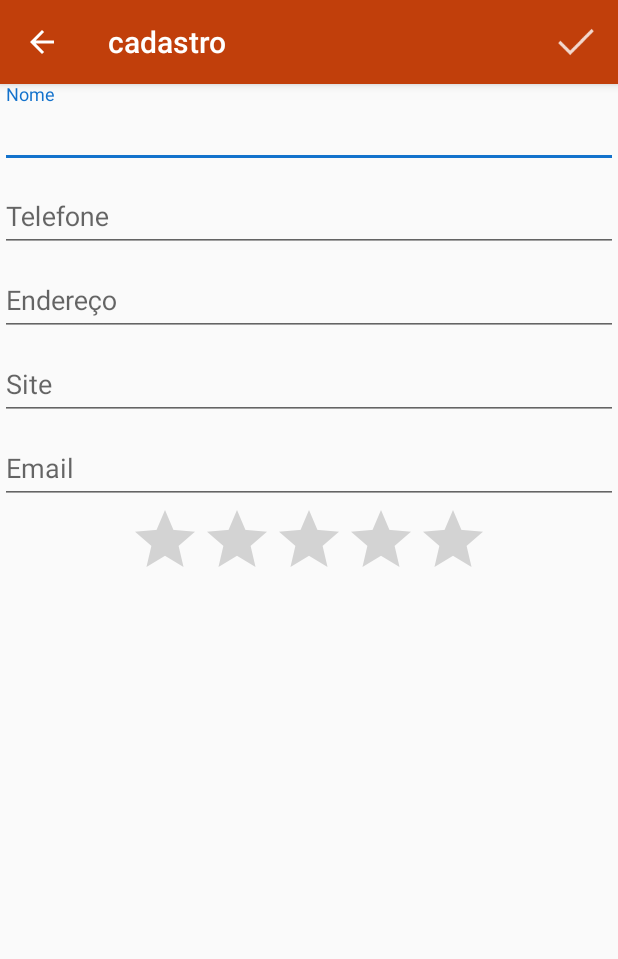
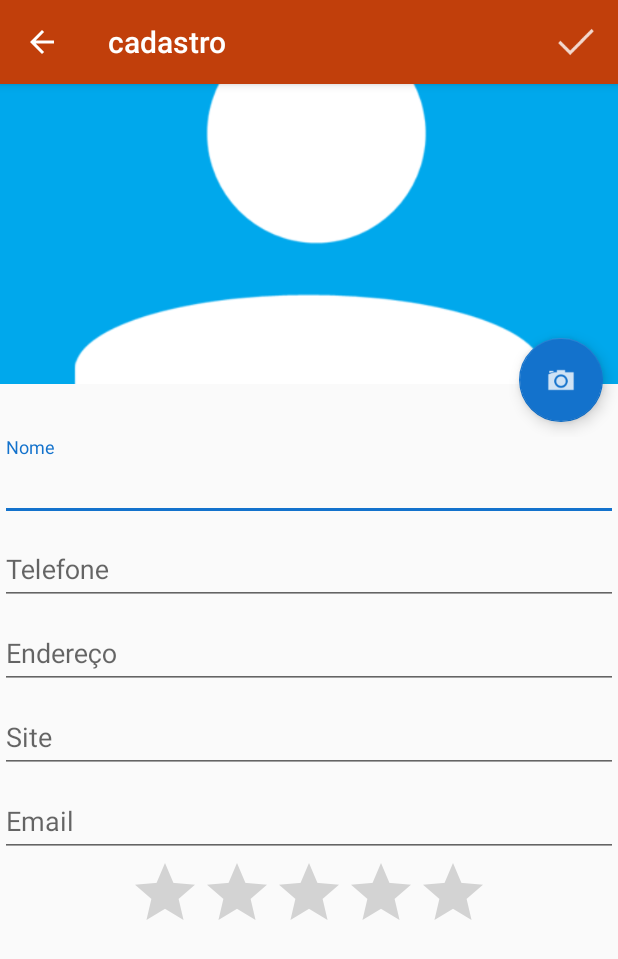
Before and after one commit to heitorganzeli/android-student-manager, an Android app: the screen it shows after launch (FormularioActivity), after a tap on an icon or button, on a phone screen of 412 x 824 dp. Shown: the top 959 px of the screen. Run offline under Robolectric (Android 15) with nearby library versions, the phone set to English and light mode, and no system bars; our stand-ins replace Room's generated code.

Commit message:
take picture

```diff
--- a/app/src/main/AndroidManifest.xml
+++ b/app/src/main/AndroidManifest.xml
@@ -5,6 +5,7 @@
     <uses-permission android:name="android.permission.CALL_PHONE" />
     <uses-permission android:name="android.permission.INTERNET" />
     <uses-permission android:name="android.permission.RECEIVE_SMS" />
+    <uses-permission android:name="android.permission.WRITE_EXTERNAL_STORAGE" />
 
     <application
         android:name=".CadastroApplication"
--- a/app/src/main/java/br/com/caelum/cadastro/FormularioActivity.java
+++ b/app/src/main/java/br/com/caelum/cadastro/FormularioActivity.java
@@ -1,12 +1,18 @@
 package br.com.caelum.cadastro;
 
+import android.content.Intent;
+import android.net.Uri;
 import android.os.Bundle;
+import android.provider.MediaStore;
 import android.support.annotation.Nullable;
 import android.support.v7.app.ActionBar;
 import android.support.v7.app.AppCompatActivity;
 import android.view.Menu;
 import android.view.MenuItem;
+import android.view.View;
 import android.widget.Toast;
+
+import java.io.File;
 
 import br.com.caelum.cadastro.database.AlunoDao;
 import br.com.caelum.cadastro.helper.FormularioHelper;
@@ -17,7 +23,9 @@ import br.com.caelum.cadastro.model.Aluno;
  */
 
 public class FormularioActivity extends AppCompatActivity {
+    private static final int PICTURE_REQUEST = 1;
     private FormularioHelper helper;
+    private String picturePath;
 
     @Override
     public void onCreate(@Nullable Bundle savedInstanceState) {
@@ -33,6 +41,18 @@ public class FormularioActivity extends AppCompatActivity {
             Aluno student = (Aluno) getIntent().getSerializableExtra("student");
             helper.show(student);
         }
+
+        helper.getPictureButton().setOnClickListener(new View.OnClickListener() {
+            @Override
+            public void onClick(View view) {
+                Intent camera = new Intent(MediaStore.ACTION_IMAGE_CAPTURE);
+
+                picturePath = getExternalFilesDir("pictures") + "/" + System.currentTimeMillis() + ".jpg";
+                camera.putExtra(MediaStore.EXTRA_OUTPUT, Uri.fromFile(new File(picturePath)));
+
+                startActivityForResult(camera, PICTURE_REQUEST);
+            }
+        });
     }
 
     @Override
@@ -66,6 +86,15 @@ public class FormularioActivity extends AppCompatActivity {
         }
     }
 
+    @Override
+    protected void onActivityResult(int requestCode, int resultCode, @Nullable Intent data) {
+        if (requestCode == PICTURE_REQUEST) {
+            if(resultCode == RESULT_OK) {
+                helper.loadImage(picturePath);
+            }
+        }
+    }
+
     private void save(Aluno aluno) {
         CadastroApplication app = (CadastroApplication) getApplication();
         AlunoDao alunoDao = app.getAlunoDao();
--- a/app/src/main/java/br/com/caelum/cadastro/Permission.java
+++ b/app/src/main/java/br/com/caelum/cadastro/Permission.java
@@ -15,7 +15,8 @@ public class Permission {
     public static void checkPermissions(Activity activity) {
         String[] permissions = {Manifest.permission.CALL_PHONE,
                 Manifest.permission.RECEIVE_SMS,
-                Manifest.permission.INTERNET
+                Manifest.permission.INTERNET,
+                Manifest.permission.WRITE_EXTERNAL_STORAGE,
         };
 
         for (String permission : permissions) {
--- a/app/src/main/java/br/com/caelum/cadastro/helper/FormularioHelper.java
+++ b/app/src/main/java/br/com/caelum/cadastro/helper/FormularioHelper.java
@@ -1,7 +1,13 @@
 package br.com.caelum.cadastro.helper;
 
+import android.graphics.Bitmap;
+import android.graphics.BitmapFactory;
+import android.provider.ContactsContract;
+import android.support.design.widget.FloatingActionButton;
 import android.support.design.widget.TextInputLayout;
+import android.view.View;
 import android.widget.EditText;
+import android.widget.ImageView;
 import android.widget.RatingBar;
 
 import br.com.caelum.cadastro.FormularioActivity;
@@ -18,6 +24,10 @@ public class FormularioHelper {
     private final EditText site;
     private final EditText phone;
     private final RatingBar rating;
+    private final ImageView picture;
+
+
+    private final FloatingActionButton pictureButton;
     private Aluno student;
 
     public FormularioHelper(FormularioActivity a) {
@@ -28,6 +38,8 @@ public class FormularioHelper {
         this.site = a.findViewById(R.id.form_site);
         this.phone = a.findViewById(R.id.form_phone);
         this.rating = a.findViewById(R.id.form_rating);
+        this.pictureButton = a.findViewById(R.id.form_upload_picture_button);
+        this.picture = a.findViewById(R.id.form_picture);
 
         this.student = new Aluno();
     }
@@ -42,6 +54,14 @@ public class FormularioHelper {
         student.setRating(rating.getRating());
 
         return student;
+    }
+
+    public void loadImage(String picturePath) {
+        Bitmap bm = BitmapFactory.decodeFile(picturePath);
+
+        Bitmap scaledBitmap = Bitmap.createScaledBitmap(bm, bm.getWidth(), bm.getHeight(), true);
+
+        picture.setImageBitmap(scaledBitmap);
     }
 
     public boolean verify() {
@@ -64,4 +84,9 @@ public class FormularioHelper {
         phone.setText(student.getPhone());
         rating.setRating(student.getRating());
     }
+
+    public FloatingActionButton getPictureButton() {
+        return pictureButton;
+    }
+
 }
--- a/app/src/main/res/layout/activity_formulario.xml
+++ b/app/src/main/res/layout/activity_formulario.xml
@@ -1,12 +1,33 @@
 <?xml version="1.0" encoding="utf-8"?>
 <ScrollView xmlns:android="http://schemas.android.com/apk/res/android"
     android:layout_width="match_parent"
-    android:layout_height="match_parent">
+    android:layout_height="match_parent"
+    xmlns:app="http://schemas.android.com/apk/res-auto">
 
     <LinearLayout
         android:layout_width="match_parent"
         android:layout_height="match_parent"
         android:orientation="vertical">
+
+        <android.support.design.widget.CoordinatorLayout
+            android:layout_width="match_parent"
+            android:layout_height="235dp">
+            <ImageView
+                android:id="@+id/form_picture"
+                android:layout_width="match_parent"
+                android:layout_height="200dp"
+                android:scaleType="centerCrop"
+                android:src="@drawable/person"
+                android:background="#000088"/>
+
+            <android.support.design.widget.FloatingActionButton
+                android:id="@+id/form_upload_picture_button"
+                android:layout_width="wrap_content"
+                android:layout_height="wrap_content"
+                android:layout_gravity="bottom|end"
+                android:layout_margin="10dp"
+                android:src="@drawable/ic_camera"/>
+        </android.support.design.widget.CoordinatorLayout>
 
         <android.support.design.widget.TextInputLayout
             android:id="@+id/form_name_til"
```
